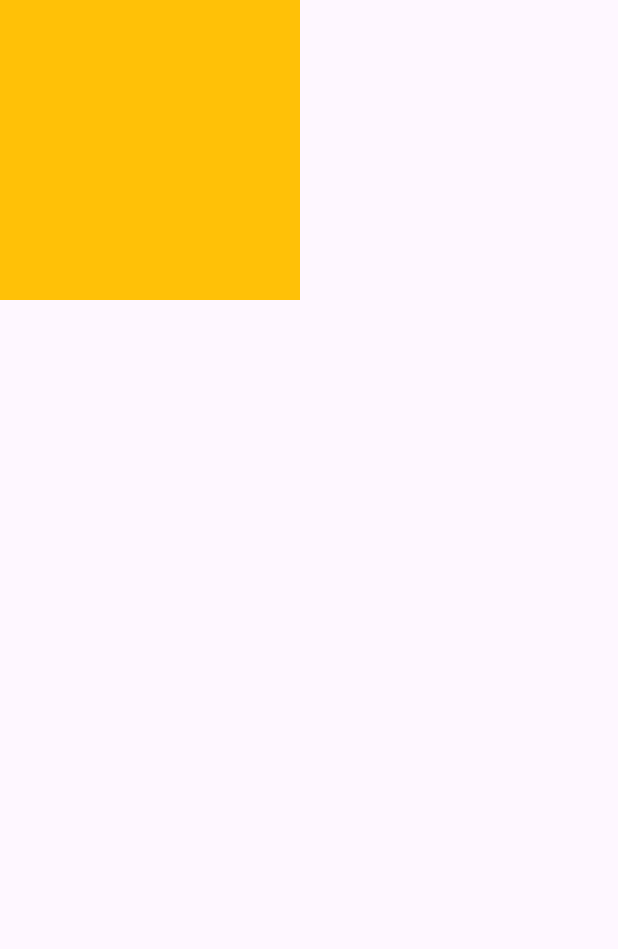
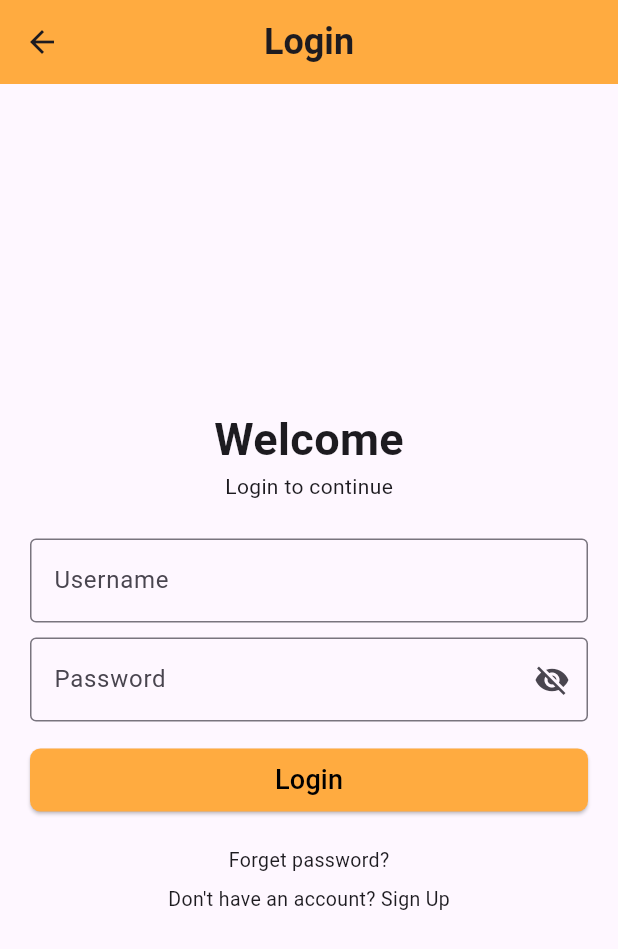
Before and after one commit to anashamsi/Flutter_Assignment_3, a Flutter app: the screen it shows after launch, after a tap on "Continue", on a phone screen of 412 x 824 dp. Shown: the top 949 px of the screen. Run offline on Flutter 3.47's test engine with Material 3 defaults, Android fonts, the phone set to English and light mode, and no system bars; network calls fail.

Commit message:
final login screen

```diff
--- a/lib/Login_Screen.dart
+++ b/lib/Login_Screen.dart
@@ -1,12 +1,123 @@
 import 'package:flutter/material.dart';
+import 'package:flutter_assignment_3/Signup_Screen.dart';
 
-class LoginScreen extends StatelessWidget {
+class LoginScreen extends StatefulWidget {
   const LoginScreen({super.key});
+
+  @override
+  State<LoginScreen> createState() => _LoginScreenState();
+}
+
+class _LoginScreenState extends State<LoginScreen> {
+  bool hidepassword = true;
 
   @override
   Widget build(BuildContext context) {
     return Scaffold(
-      body: Container(height: 200, width: 200, color: Colors.amber),
+      appBar: AppBar(
+        title: Text(
+          'Login',
+          style: TextStyle(fontSize: 24, fontWeight: FontWeight.bold),
+        ),
+        centerTitle: true,
+        backgroundColor: Colors.orangeAccent,
+      ),
+      body: Center(
+        child: Column(
+          mainAxisAlignment: MainAxisAlignment.center,
+          children: [
+            Text(
+              'Welcome',
+              style: TextStyle(fontSize: 30, fontWeight: FontWeight.bold),
+            ),
+            Text('Login to continue'),
+            SizedBox(height: 25),
+            SizedBox(
+              width: double.infinity,
+              child: Padding(
+                padding: const EdgeInsets.symmetric(horizontal: 20),
+                child: TextField(
+                  decoration: InputDecoration(
+                    hintText: 'Username',
+                    border: OutlineInputBorder(),
+                    focusedBorder: OutlineInputBorder(
+                      borderSide: BorderSide(color: Colors.orangeAccent),
+                    ),
+                  ),
+                ),
+              ),
+            ),
+            SizedBox(height: 10),
+            SizedBox(
+              width: double.infinity,
+              child: Padding(
+                padding: const EdgeInsets.symmetric(horizontal: 20),
+                child: TextField(
+                  obscureText: hidepassword,
+                  decoration: InputDecoration(
+                    hintText: 'Password',
+                    border: OutlineInputBorder(),
+                    focusedBorder: OutlineInputBorder(
+                      borderSide: BorderSide(color: Colors.orangeAccent),
+                    ),
+                    suffixIcon: IconButton(
+                      onPressed: () {
+                        setState(() {
+                          hidepassword = !hidepassword;
+                        });
+                      },
+                      icon: Icon(
+                        hidepassword ? Icons.visibility_off : Icons.visibility,
+                      ),
+                    ),
+                  ),
+                ),
+              ),
+            ),
+            SizedBox(height: 15),
+            Padding(
+              padding: const EdgeInsets.symmetric(horizontal: 20),
+              child: SizedBox(
+                width: double.infinity,
+                child: ElevatedButton(
+                  onPressed: () {},
+                  style: ElevatedButton.styleFrom(
+                    backgroundColor: Colors.orangeAccent,
+                    shape: RoundedRectangleBorder(
+                      borderRadius: BorderRadius.circular(7),
+                    ),
+                  ),
+                  child: Padding(
+                    padding: const EdgeInsets.all(8.0),
+                    child: Text(
+                      'Login',
+                      style: TextStyle(color: Colors.black, fontSize: 18),
+                    ),
+                  ),
+                ),
+              ),
+            ),
+            SizedBox(height: 20),
+            InkWell(
+              onTap: () {},
+              child: Text('Forget password?', style: TextStyle(fontSize: 13)),
+            ),
+            SizedBox(height: 7),
+            InkWell(
+              onTap: () {
+                Navigator.push(
+                  context,
+                  MaterialPageRoute(builder: (context) => SignupScreen()),
+                );
+              },
+              child: Text(
+                "Don't have an account? Sign Up",
+                style: TextStyle(fontSize: 13),
+              ),
+            ),
+          ],
+        ),
+      ),
     );
   }
 }
--- /dev/null
+++ b/lib/Signup_Screen.dart
@@ -0,0 +1,10 @@
+import 'package:flutter/material.dart';
+
+class SignupScreen extends StatelessWidget {
+  const SignupScreen({super.key});
+
+  @override
+  Widget build(BuildContext context) {
+    return Scaffold();
+  }
+}
--- a/lib/main.dart
+++ b/lib/main.dart
@@ -1,4 +1,5 @@
 import 'package:flutter/material.dart';
+import 'package:flutter_assignment_3/Login_Screen.dart';
 import 'package:flutter_assignment_3/Welcome_Screen.dart';
 
 void main() {
```
